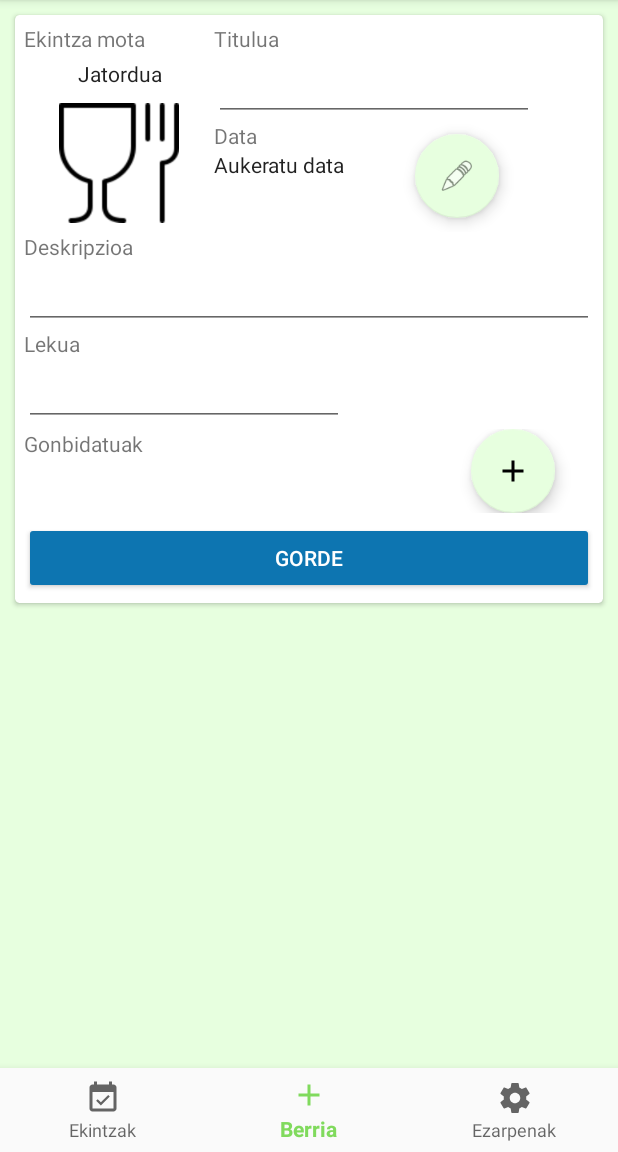
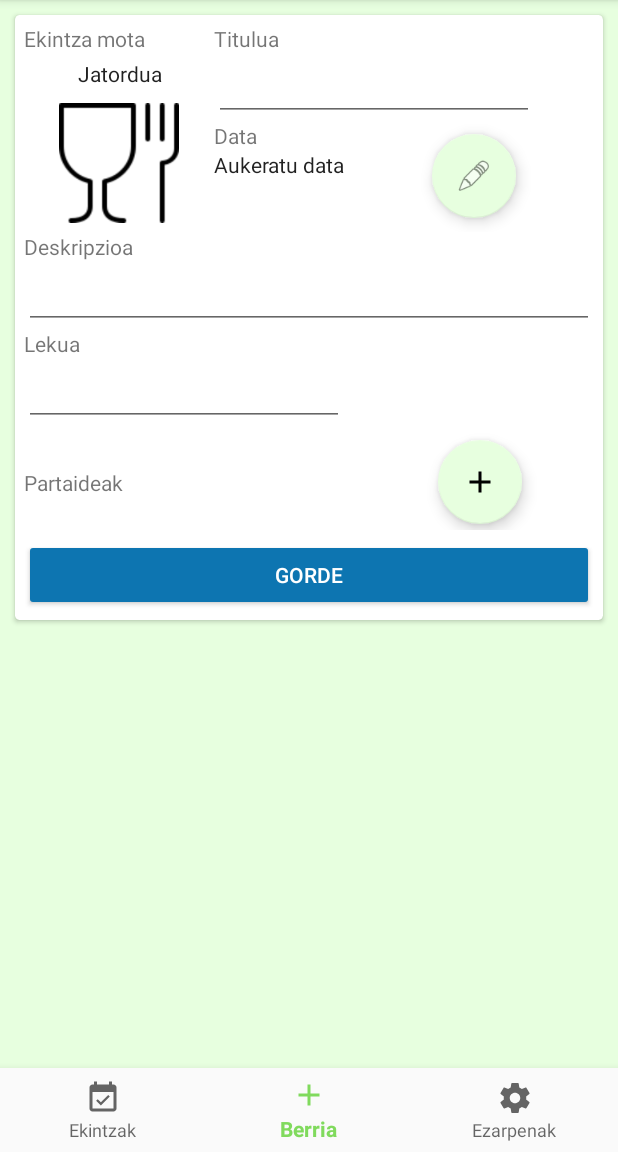
Before and after one commit to XabinCoffee/KuadrilApp, an Android app: the screen it shows after launch once a user with an empty profile is signed in (FrontpageActivity), item 2 of the bottom bar chosen, on a phone screen of 412 x 824 dp, the part 84-1236 px from its top. Run offline under Robolectric (Android 15) with nearby library versions, the phone set to English and light mode, and no system bars; our stand-ins replace Firebase (no records; nobody signed in at launch, a user with empty details on screens opened directly).

Commit message:
Alternative user picking method (AddMember2)

```diff
--- a/app/src/main/java/com/kapp/rxabin/kuadrilapp/database/DbManager.java
+++ b/app/src/main/java/com/kapp/rxabin/kuadrilapp/database/DbManager.java
@@ -1,15 +1,21 @@
 package com.kapp.rxabin.kuadrilapp.database;
 
+import android.app.AlertDialog;
+import android.content.Context;
+import android.content.DialogInterface;
 import android.util.Log;
+import android.widget.ArrayAdapter;
 
 import com.google.firebase.database.DataSnapshot;
 import com.google.firebase.database.DatabaseError;
 import com.google.firebase.database.DatabaseReference;
 import com.google.firebase.database.FirebaseDatabase;
 import com.google.firebase.database.ValueEventListener;
+import com.kapp.rxabin.kuadrilapp.R;
 import com.kapp.rxabin.kuadrilapp.adapter.EventAdapter;
 import com.kapp.rxabin.kuadrilapp.EventsFragment;
 import com.kapp.rxabin.kuadrilapp.adapter.UserAdapter;
+import com.kapp.rxabin.kuadrilapp.adapter.UserDialogAdapter;
 import com.kapp.rxabin.kuadrilapp.helper.EventHelper;
 import com.kapp.rxabin.kuadrilapp.obj.DateVote;
 import com.kapp.rxabin.kuadrilapp.obj.Event;
@@ -119,5 +125,54 @@ public class DbManager {
         });
     }
 
+    public static void getUsernames(final UserDialogAdapter uAdapter){
+
+        DatabaseReference mDatabase = FirebaseDatabase.getInstance().getReference("users");
+        User user = new User();
+        final ArrayList<String> sl = uAdapter.getEmails();
+        mDatabase.addListenerForSingleValueEvent(new ValueEventListener()
+        {
+            @Override
+            public void onDataChange(DataSnapshot dataSnapshot) {
+
+                for (DataSnapshot userDataSnapshot : dataSnapshot.getChildren()){
+                    User u = userDataSnapshot.getValue(User.class);
+                    uAdapter.addEmail(u.getEmail());
+                    Log.d("AAAAA","UUUUU");
+                    uAdapter.notifyDataSetChanged();
+                }
+            }
+            @Override
+            public void onCancelled(DatabaseError databaseError) {
+                Log.d("onCancelled","DataBase error");
+            }
+        });
+    }
+    /*public static void getAllUsers(Context context){
+        DatabaseReference mDatabase = FirebaseDatabase.getInstance().getReference("users");
+        final AlertDialog.Builder builder = new AlertDialog.Builder(context);
+        builder.setTitle("Add member");
+        final ArrayList<String> al = new ArrayList<>();
+
+        mDatabase.addListenerForSingleValueEvent(new ValueEventListener()
+        {
+            @Override
+            public void onDataChange(DataSnapshot dataSnapshot) {
+
+                for (DataSnapshot userDataSnapshot : dataSnapshot.getChildren()) {
+                    User u = userDataSnapshot.getValue(User.class);
+                    al.add(u.getEmail());
+                }
+                builder.setItems(al);
+            }
+
+            @Override
+            public void onCancelled(DatabaseError databaseError) {
+                Log.d("onCancelled","DataBase error");
+            }
+        });
+
+    }*/
+
 
 }
--- a/app/src/main/res/layout/fragment_create_event.xml
+++ b/app/src/main/res/layout/fragment_create_event.xml
@@ -141,7 +141,7 @@
                                         android:layout_height="wrap_content"
                                         android:layout_alignParentEnd="true"
                                         android:layout_centerVertical="true"
-                                        android:layout_marginEnd="63dp"
+                                        android:layout_marginEnd="52dp"
                                         android:clickable="true"
                                         android:onClick="setDate"
                                         android:src="@android:drawable/ic_menu_edit"
@@ -192,29 +192,30 @@
 
                         <RelativeLayout
                             android:layout_width="match_parent"
-                            android:layout_height="match_parent"
+                            android:layout_height="75dp"
                             android:layout_weight="1"
-                            android:paddingTop="2dp"
-                            android:paddingBottom="6dp">
+                            android:paddingBottom="6dp"
+                            android:paddingTop="2dp">
 
                             <TextView
                                 android:id="@+id/textView7"
                                 android:layout_width="wrap_content"
                                 android:layout_height="wrap_content"
                                 android:layout_alignParentStart="true"
+                                android:layout_centerVertical="true"
                                 android:layout_weight="1"
-                                android:text="Gonbidatuak" />
+                                android:text="@string/participants" />
 
                             <android.support.design.widget.FloatingActionButton
                                 android:id="@+id/floatingActionButton2"
-                                android:layout_width="match_parent"
+                                android:layout_width="wrap_content"
                                 android:layout_height="wrap_content"
                                 android:layout_alignParentEnd="true"
-                                android:layout_alignParentTop="true"
-                                android:layout_marginEnd="26dp"
+                                android:layout_centerVertical="true"
+                                android:layout_marginEnd="48dp"
                                 android:layout_weight="1"
                                 android:clickable="true"
-                                android:onClick="addMember"
+                                android:onClick="addMember2"
                                 android:src="@drawable/ic_add_black_24dp"
                                 app:backgroundTint="@color/background" />
 
--- a/app/src/main/res/values/strings.xml
+++ b/app/src/main/res/values/strings.xml
@@ -22,6 +22,7 @@
     <string name="eventCreated">Ekintza gorde egin da</string>
     <string name="noEvents">Oraindik ez duzu ekintzarik, zerren zai zaude? Sortu bat!</string>
     <string name="selectDate">Aukeratu data</string>
+    <string name="participants">Partaideak</string>
 
     <string name="diffPasswords">Pasahitzak ez dira berdinak</string>
     <string name="errorSignup">Ezin izan da kontua sortu, informazioa egokia al da?</string>
```
Also changed, not shown: app/src/main/java/com/kapp/rxabin/kuadrilapp/FrontpageActivity.java (+27 -0 lines), app/src/main/java/com/kapp/rxabin/kuadrilapp/adapter/UserDialogAdapter.java (added, +79 -0 lines), app/src/main/res/layout/dialog_layout.xml (added, +10 -0 lines), app/src/main/res/layout/user_pick_row.xml (added, +13 -0 lines), 431 other files.
